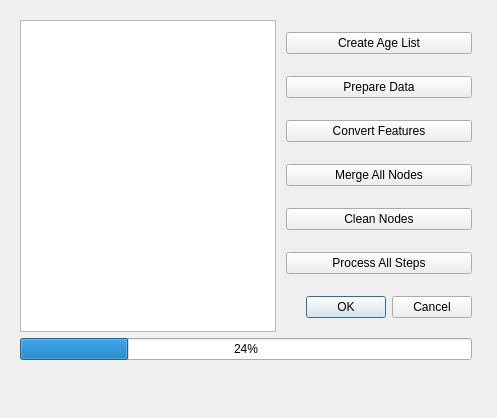
The window that dialogs/create_node_grid_dialog.ui (florianfranz/topo_chronia) describes before a commit, drawn with Qt 5.
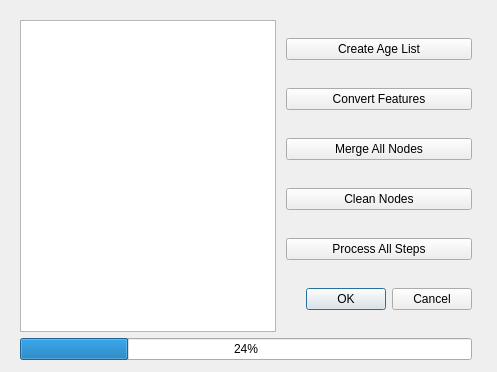
The same window after the commit.

Commit message: removed data preparation, now directly in convert_features/selections

The edit to the form file:
```diff
--- a/dialogs/create_node_grid_dialog.ui
+++ b/dialogs/create_node_grid_dialog.ui
@@ -7,7 +7,7 @@
     <x>0</x>
     <y>0</y>
     <width>497</width>
-    <height>418</height>
+    <height>372</height>
    </rect>
   </property>
   <property name="windowTitle">
@@ -43,13 +43,6 @@
           </property>
          </widget>
         </item>
-        <item>
-         <widget class="QPushButton" name="Action_PrepareData_pushButton">
-          <property name="text">
-           <string>Prepare Data</string>
-          </property>
-         </widget>
-        </item>
         <item>
          <widget class="QPushButton" name="Action_FeatureConversion_pushButton">
           <property name="text">
@@ -101,19 +94,6 @@
     </item>
    </layout>
   </widget>
-  <widget class="QLabel" name="Status_Processing">
-   <property name="geometry">
-    <rect>
-     <x>20</x>
-     <y>370</y>
-     <width>450</width>
-     <height>41</height>
-    </rect>
-   </property>
-   <property name="text">
-    <string/>
-   </property>
-  </widget>
  </widget>
  <resources/>
  <connections>
```
The commit also changes 2 other files.
